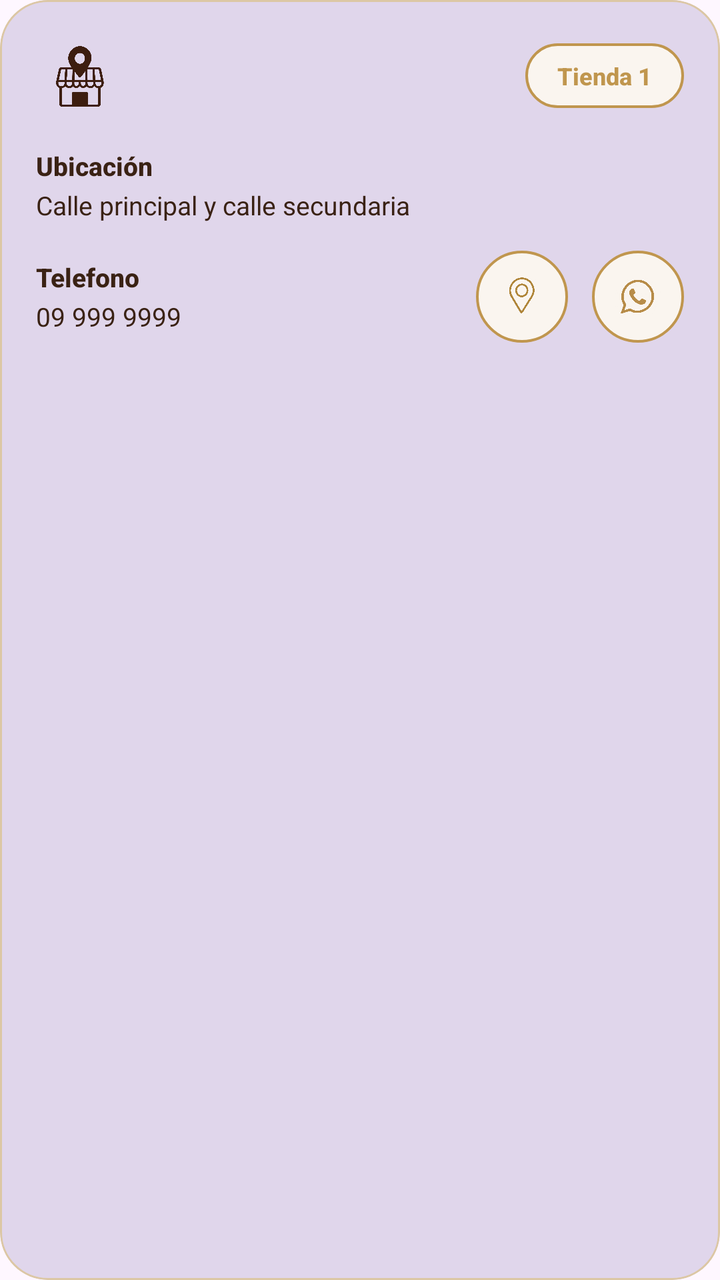
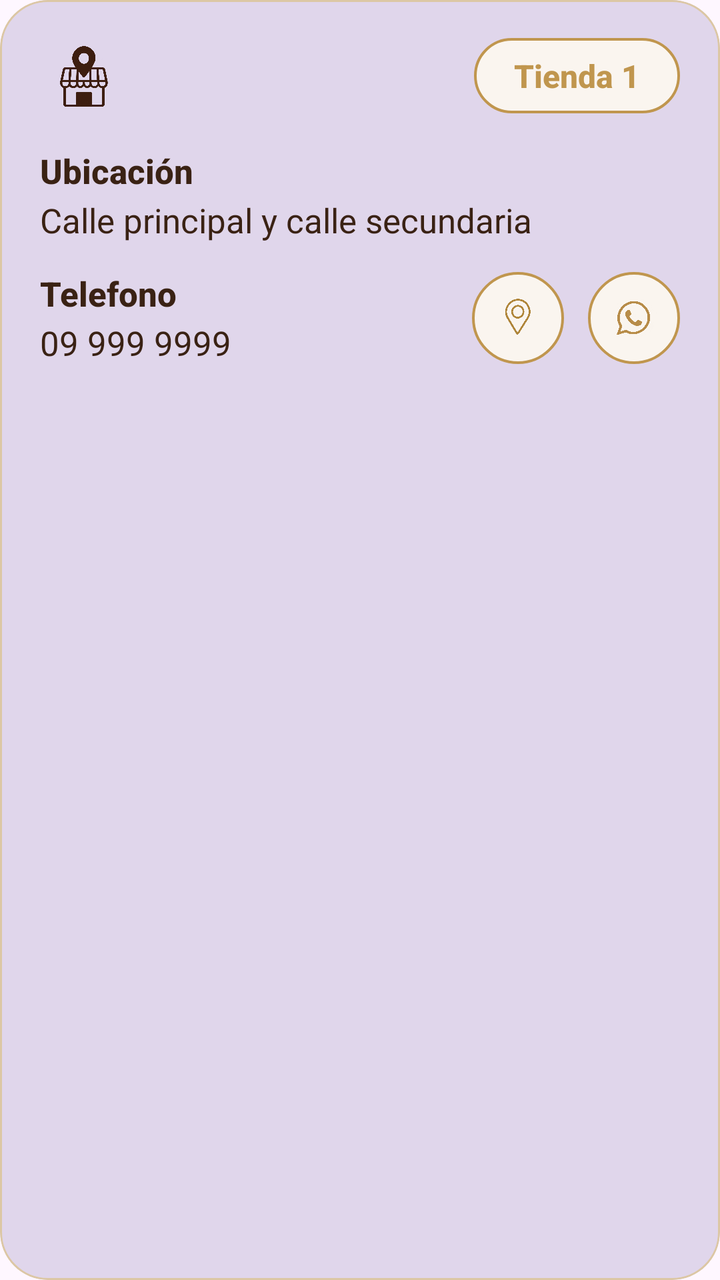

Before-and-after screenshots of an Android layout around one commit, followed by the original layout XML and the change that was made.
<!-- AndroidManifest.xml: application theme Theme.WolopWallet -->
<!-- res/layout/item_local.xml -->
<?xml version="1.0" encoding="utf-8"?>
<com.google.android.material.card.MaterialCardView xmlns:android="http://schemas.android.com/apk/res/android"
    xmlns:app="http://schemas.android.com/apk/res-auto"
    android:layout_width="match_parent"
    android:layout_height="wrap_content"
    android:layout_marginTop="16dp"
    app:cardBackgroundColor="#E0D6EB"
    app:cardCornerRadius="24dp"
    app:cardElevation="0dp"
    app:cardUseCompatPadding="false"
    app:strokeColor="#DCC7A4"
    app:strokeWidth="1dp">

    <LinearLayout
        android:layout_width="match_parent"
        android:layout_height="wrap_content"
        android:orientation="vertical"
        android:paddingStart="18dp"
        android:paddingTop="16dp"
        android:paddingEnd="18dp"
        android:paddingBottom="16dp">

        <LinearLayout
            android:layout_width="match_parent"
            android:layout_height="wrap_content"
            android:gravity="center_vertical"
            android:orientation="horizontal">

            <ImageView
                android:id="@+id/imgLocalIcon"
                android:layout_width="44dp"
                android:layout_height="44dp"
                android:contentDescription="@null"
                android:scaleType="fitCenter"
                android:src="@drawable/icon_store" />

            <View
                android:layout_width="0dp"
                android:layout_height="1dp"
                android:layout_weight="1" />

            <TextView
                android:id="@+id/txtLocalNombre"
                android:layout_width="wrap_content"
                android:layout_height="wrap_content"
                android:background="@drawable/bg_pill_tienda"
                android:fontFamily="sans-serif-medium"
                android:paddingStart="16dp"
                android:paddingTop="8dp"
                android:paddingEnd="16dp"
                android:paddingBottom="8dp"
                android:text="Tienda 1"
                android:textColor="#C0964E"
                android:textSize="12sp"
                android:textStyle="bold" />
        </LinearLayout>

        <TextView
            android:layout_width="wrap_content"
            android:layout_height="wrap_content"
            android:layout_marginTop="14dp"
            android:fontFamily="sans-serif-medium"
            android:text="Ubicación"
            android:textColor="#3A2214"
            android:textSize="13sp"
            android:textStyle="bold" />

        <TextView
            android:id="@+id/txtLocalUbicacion"
            android:layout_width="wrap_content"
            android:layout_height="wrap_content"
            android:layout_marginTop="2dp"
            android:fontFamily="sans-serif"
            android:text="Calle principal y calle secundaria"
            android:textColor="#3A2214"
            android:textSize="13sp" />

        <LinearLayout
            android:layout_width="match_parent"
            android:layout_height="wrap_content"
            android:layout_marginTop="14dp"
            android:gravity="center_vertical"
            android:orientation="horizontal">

            <LinearLayout
                android:layout_width="0dp"
                android:layout_height="wrap_content"
                android:layout_weight="1"
                android:orientation="vertical">

                <TextView
                    android:layout_width="wrap_content"
                    android:layout_height="wrap_content"
                    android:fontFamily="sans-serif-medium"
                    android:text="Telefono"
                    android:textColor="#3A2214"
                    android:textSize="13sp"
                    android:textStyle="bold" />

                <TextView
                    android:id="@+id/txtLocalTelefono"
                    android:layout_width="wrap_content"
                    android:layout_height="wrap_content"
                    android:layout_marginTop="2dp"
                    android:fontFamily="sans-serif"
                    android:text="09 999 9999"
                    android:textColor="#3A2214"
                    android:textSize="13sp" />
            </LinearLayout>

            <ImageView
                android:id="@+id/btnLocalUbicacion"
                android:layout_width="46dp"
                android:layout_height="46dp"
                android:background="@drawable/bg_circle_gold"
                android:contentDescription="Ver ubicación"
                android:padding="11dp"
                android:scaleType="fitCenter"
                android:src="@drawable/icon_stores_ubication" />

            <ImageView
                android:id="@+id/btnLocalWhatsapp"
                android:layout_width="46dp"
                android:layout_height="46dp"
                android:layout_marginStart="12dp"
                android:background="@drawable/bg_circle_gold"
                android:contentDescription="Abrir WhatsApp"
                android:padding="11dp"
                android:scaleType="fitCenter"
                android:src="@drawable/icon_whatsapp" />
        </LinearLayout>
    </LinearLayout>
</com.google.android.material.card.MaterialCardView>
<!-- resources referenced by this layout -->
<resources>
  <!-- drawable bg_circle_gold (drawable) -->
  <shape xmlns:android="http://schemas.android.com/apk/res/android"
      android:shape="oval">
      <solid android:color="#FAF5EF" />
      <stroke
          android:width="1.2dp"
          android:color="#C0964E" />
  </shape>
  <!-- drawable bg_pill_tienda (drawable) -->
  <shape xmlns:android="http://schemas.android.com/apk/res/android"
      android:shape="rectangle">
      <solid android:color="#FAF5EF" />
      <stroke
          android:width="1.2dp"
          android:color="#C0964E" />
      <corners android:radius="999dp" />
  </shape>
  <!-- drawable icon_store: png bitmap (drawable, 339776 bytes) -->
  <!-- drawable icon_stores_ubication: png bitmap (drawable, 342724 bytes) -->
  <!-- drawable icon_whatsapp: png bitmap (drawable, 495510 bytes) -->
  <style name="Theme.WolopWallet" parent="Base.Theme.WolopWallet" />
  <style name="Base.Theme.WolopWallet" parent="Theme.Material3.DayNight.NoActionBar">
          
          
      </style>
</resources>

<!-- the commit's change to res/layout/item_local.xml (unified diff, before → after) -->
@@ -15,9 +15,9 @@
         android:layout_width="match_parent"
         android:layout_height="wrap_content"
         android:orientation="vertical"
-        android:paddingStart="18dp"
+        android:paddingStart="20dp"
         android:paddingTop="16dp"
-        android:paddingEnd="18dp"
+        android:paddingEnd="20dp"
         android:paddingBottom="16dp">
 
         <LinearLayout
@@ -45,13 +45,13 @@
                 android:layout_height="wrap_content"
                 android:background="@drawable/bg_pill_tienda"
                 android:fontFamily="sans-serif-medium"
-                android:paddingStart="16dp"
+                android:paddingStart="20dp"
                 android:paddingTop="8dp"
-                android:paddingEnd="16dp"
+                android:paddingEnd="20dp"
                 android:paddingBottom="8dp"
                 android:text="Tienda 1"
                 android:textColor="#C0964E"
-                android:textSize="12sp"
+                android:textSize="16sp"
                 android:textStyle="bold" />
         </LinearLayout>
 
@@ -62,7 +62,7 @@
             android:fontFamily="sans-serif-medium"
             android:text="Ubicación"
             android:textColor="#3A2214"
-            android:textSize="13sp"
+            android:textSize="17sp"
             android:textStyle="bold" />
 
         <TextView
@@ -73,7 +73,7 @@
             android:fontFamily="sans-serif"
             android:text="Calle principal y calle secundaria"
             android:textColor="#3A2214"
-            android:textSize="13sp" />
+            android:textSize="17sp" />
 
         <LinearLayout
             android:layout_width="match_parent"
@@ -94,7 +94,7 @@
                     android:fontFamily="sans-serif-medium"
                     android:text="Telefono"
                     android:textColor="#3A2214"
-                    android:textSize="13sp"
+                    android:textSize="17sp"
                     android:textStyle="bold" />
 
                 <TextView
@@ -105,7 +105,7 @@
                     android:fontFamily="sans-serif"
                     android:text="09 999 9999"
                     android:textColor="#3A2214"
-                    android:textSize="13sp" />
+                    android:textSize="17sp" />
             </LinearLayout>
 
             <ImageView
